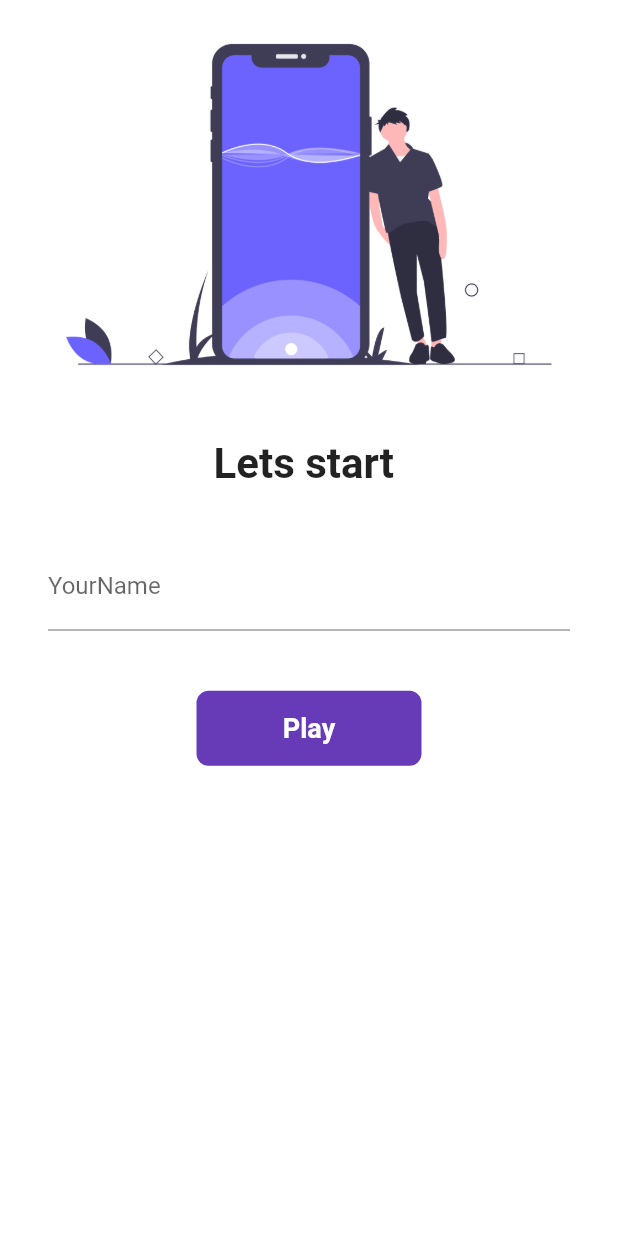
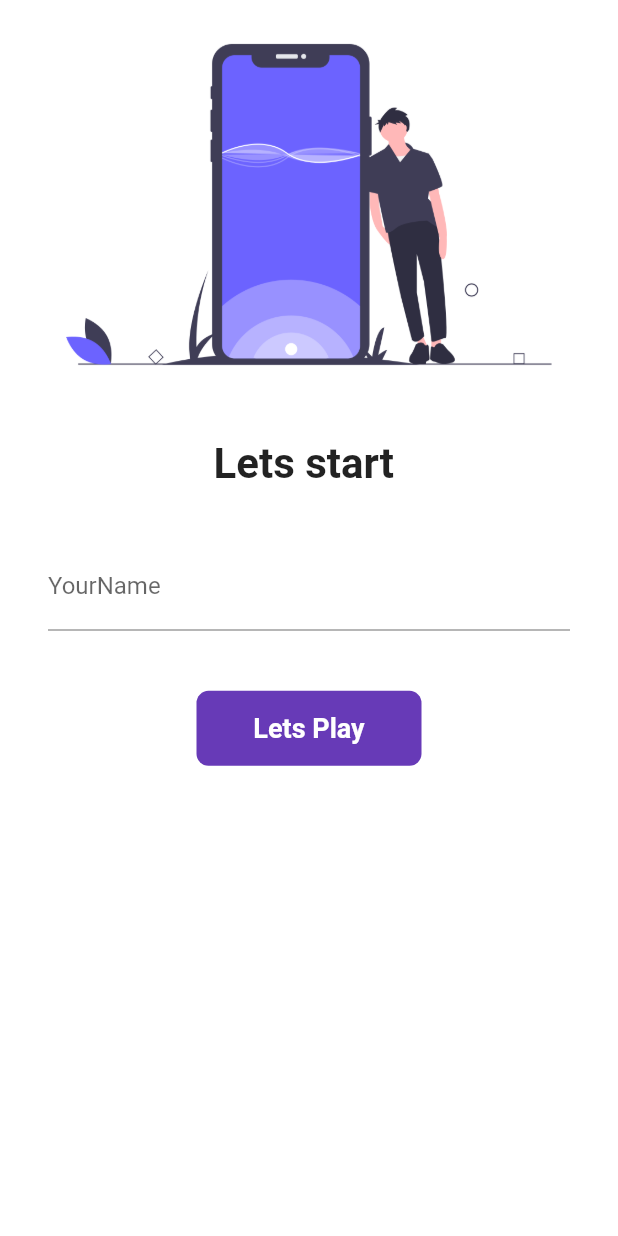
Before and after one commit to zishugshan/tictactoe_flutterGame, a Flutter app: the screen it shows after launch, on a phone screen of 412 x 824 dp. Run offline on Flutter 3.47's test engine with Material 2 defaults, Android fonts, the light colour scheme and no system bars.

Commit message:
wlcomeMessage changed

```diff
--- a/lib/welcome.dart
+++ b/lib/welcome.dart
@@ -69,7 +69,7 @@ class _WelcomeState extends State<Welcome > {
                           color: Colors.white,
                         )
                         : Text(
-                          "Play",
+                          "Lets Play",
                           style: TextStyle(
                             color: Colors.white,
                             fontWeight: FontWeight.bold,
```
